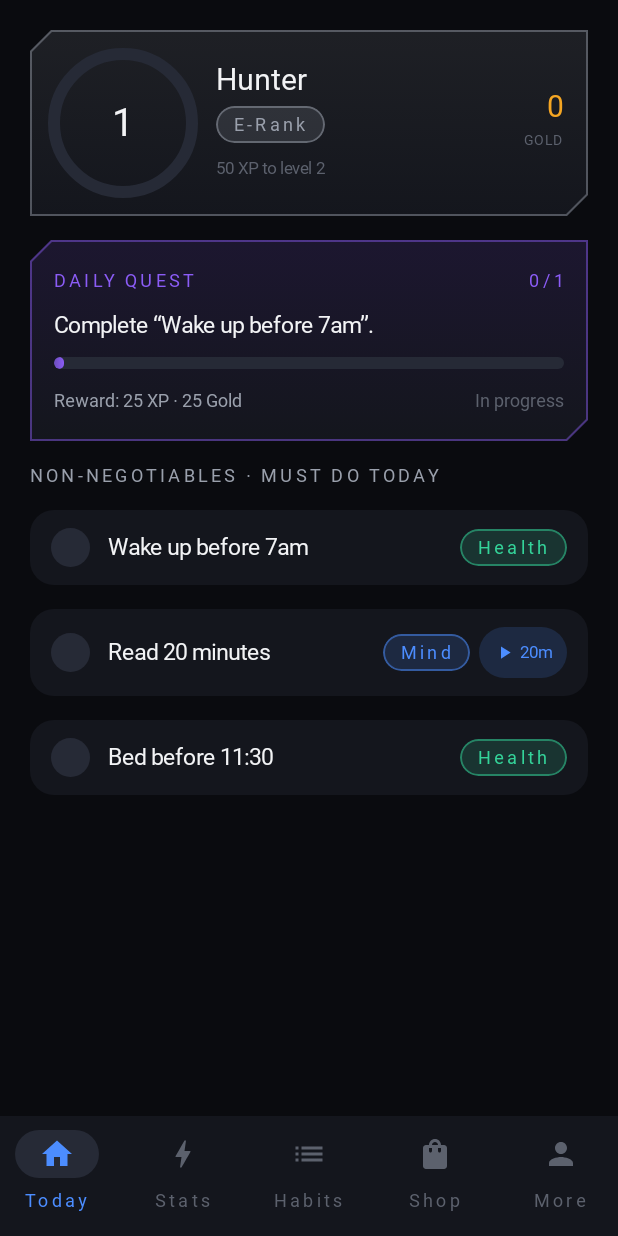
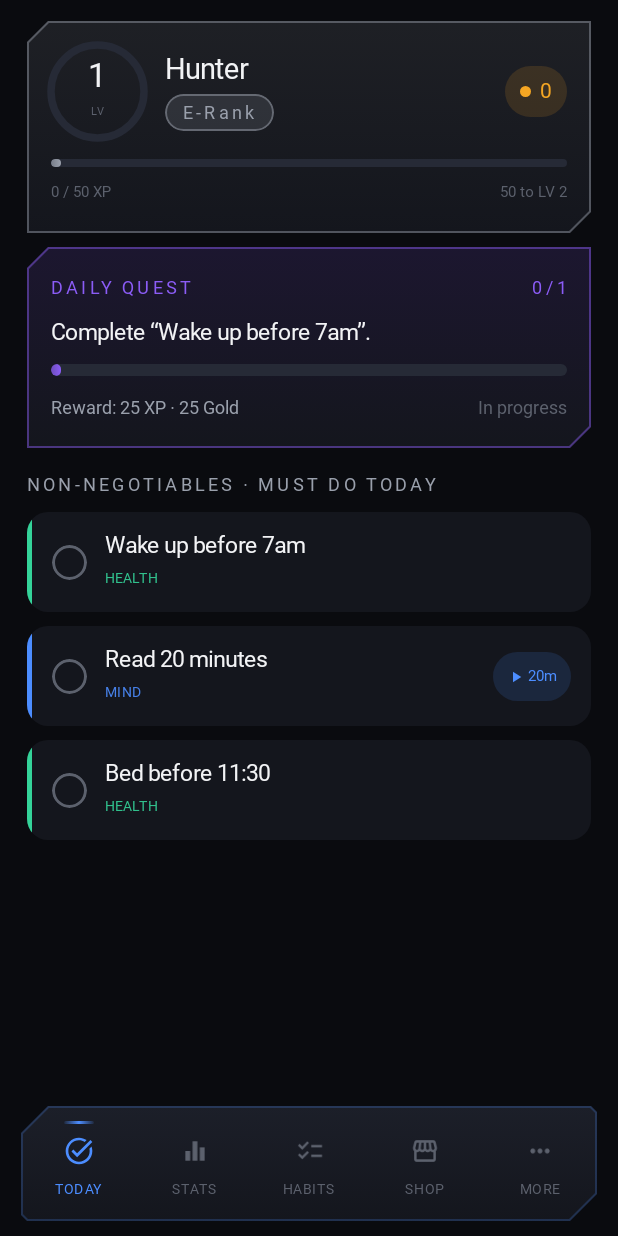
Before and after one commit to afix99/Solo-Leveling, an Android app built with Jetpack Compose: the TodayScreen screen opened through its navigation route, on a phone screen of 412 x 824 dp. Run offline under Robolectric (Android 15) with nearby library versions, the phone set to English and light mode, and no system bars; our stand-ins replace Room's generated code; Roboto replaces fonts that are not available here.

Commit message:
Fix status bar overlap and redesign the navigation dock
Three problems visible in a real screenshot:

1. The header drew underneath the system status bar. enableEdgeToEdge() was
   called but only bottom insets were ever applied. statusBarsPadding now sits
   at the app root so onboarding gets it too, and the focus timer handles both
   edges itself.

2. The bottom bar was a stock Material NavigationBar with Home/list/bag/person
   icons — indistinguishable from any other app. Replaced with SystemDock: a
   floating cut-corner panel matching the System window language, with a
   glowing marker above the active tab instead of a filled pill behind it, and
   no ripple (a rectangular ripple fought the angular panel). Icons swapped for
   less generic ones.

3. The list was noisy and sparse. The stat pills shouted louder than the habit
   names, so they became a 3dp edge stripe plus a small caps label under the
   name. Row padding, item spacing and the header ring all tightened — the ring
   was a 92dp mostly-empty donut at level 1, now 62dp with an LV label and the
   XP figures moved to a full-width bar underneath.

The dock also reserves its own space via a Column rather than overlaying in a
Scaffold, so list content can no longer end up hidden behind it.

```diff
--- a/app/build.gradle.kts
+++ b/app/build.gradle.kts
@@ -13,8 +13,8 @@ android {
         applicationId = "com.ascend.app"
         minSdk = 26
         targetSdk = 34
-        versionCode = 3
-        versionName = "3.0"
+        versionCode = 4
+        versionName = "3.1"
 
         testInstrumentationRunner = "androidx.test.runner.AndroidJUnitRunner"
         vectorDrawables.useSupportLibrary = true
--- a/app/src/main/java/com/ascend/app/focus/FocusSessionScreen.kt
+++ b/app/src/main/java/com/ascend/app/focus/FocusSessionScreen.kt
@@ -18,6 +18,8 @@ import androidx.compose.foundation.layout.Spacer
 import androidx.compose.foundation.layout.fillMaxSize
 import androidx.compose.foundation.layout.fillMaxWidth
 import androidx.compose.foundation.layout.height
+import androidx.compose.foundation.layout.navigationBarsPadding
+import androidx.compose.foundation.layout.statusBarsPadding
 import androidx.compose.foundation.layout.padding
 import androidx.compose.foundation.layout.size
 import androidx.compose.foundation.shape.CircleShape
@@ -112,6 +114,8 @@ fun FocusSessionScreen(
         modifier = Modifier
             .fillMaxSize()
             .background(AscendColors.Background)
+            .statusBarsPadding()
+            .navigationBarsPadding()
             .padding(24.dp),
         contentAlignment = Alignment.Center,
     ) {
--- a/app/src/main/java/com/ascend/app/ui/AscendApp.kt
+++ b/app/src/main/java/com/ascend/app/ui/AscendApp.kt
@@ -2,20 +2,15 @@ package com.ascend.app.ui
 
 import androidx.compose.foundation.background
 import androidx.compose.foundation.layout.Box
+import androidx.compose.foundation.layout.Column
 import androidx.compose.foundation.layout.fillMaxSize
-import androidx.compose.foundation.layout.padding
+import androidx.compose.foundation.layout.statusBarsPadding
 import androidx.compose.material.icons.Icons
-import androidx.compose.material.icons.filled.Bolt
-import androidx.compose.material.icons.filled.Home
-import androidx.compose.material.icons.filled.Insights
-import androidx.compose.material.icons.filled.List
-import androidx.compose.material.icons.filled.Person
-import androidx.compose.material.icons.filled.ShoppingBag
-import androidx.compose.material3.Icon
-import androidx.compose.material3.NavigationBar
-import androidx.compose.material3.NavigationBarItem
-import androidx.compose.material3.NavigationBarItemDefaults
-import androidx.compose.material3.Scaffold
+import androidx.compose.material.icons.filled.Checklist
+import androidx.compose.material.icons.filled.Equalizer
+import androidx.compose.material.icons.filled.MoreHoriz
+import androidx.compose.material.icons.filled.Storefront
+import androidx.compose.material.icons.filled.TaskAlt
 import androidx.compose.material3.Text
 import androidx.compose.runtime.Composable
 import androidx.compose.runtime.getValue
@@ -36,6 +31,8 @@ import androidx.navigation.compose.currentBackStackEntryAsState
 import androidx.navigation.compose.rememberNavController
 import com.ascend.app.data.repo.AscendRepository
 import com.ascend.app.domain.Leveling
+import com.ascend.app.ui.components.DockItem
+import com.ascend.app.ui.components.SystemDock
 import com.ascend.app.ui.screens.achievements.AchievementsScreen
 import com.ascend.app.ui.screens.habits.HabitsScreen
 import com.ascend.app.ui.screens.help.HowItWorksScreen
@@ -49,11 +46,11 @@ import com.ascend.app.ui.screens.weeklyreview.WeeklyReviewScreen
 import com.ascend.app.ui.theme.AscendColors
 
 private sealed class Dest(val route: String, val label: String, val icon: ImageVector) {
-    data object Today : Dest("today", "Today", Icons.Default.Home)
-    data object Stats : Dest("stats", "Stats", Icons.Default.Bolt)
-    data object Habits : Dest("habits", "Habits", Icons.Default.List)
-    data object Shop : Dest("shop", "Shop", Icons.Default.ShoppingBag)
-    data object Profile : Dest("profile", "More", Icons.Default.Person)
+    data object Today : Dest("today", "Today", Icons.Default.TaskAlt)
+    data object Stats : Dest("stats", "Stats", Icons.Default.Equalizer)
+    data object Habits : Dest("habits", "Habits", Icons.Default.Checklist)
+    data object Shop : Dest("shop", "Shop", Icons.Default.Storefront)
+    data object Profile : Dest("profile", "More", Icons.Default.MoreHoriz)
 }
 
 private val bottomTabs = listOf(Dest.Today, Dest.Stats, Dest.Habits, Dest.Shop, Dest.Profile)
@@ -71,7 +68,10 @@ fun AscendApp(repository: AscendRepository) {
     var onboardedThisSession by remember { mutableStateOf(false) }
 
     Box(
-        modifier = Modifier.fillMaxSize().background(AscendColors.Background),
+        modifier = Modifier
+            .fillMaxSize()
+            .background(AscendColors.Background)
+            .statusBarsPadding(),
         contentAlignment = Alignment.Center,
     ) {
         val profile = hunterProfile
@@ -94,44 +94,17 @@ fun AscendApp(repository: AscendRepository) {
 @Composable
 private fun MainScaffold(repository: AscendRepository) {
     val navController = rememberNavController()
+    val backStackEntry by navController.currentBackStackEntryAsState()
+    val currentDestination = backStackEntry?.destination
+    val selectedRoute = bottomTabs.firstOrNull { dest ->
+        currentDestination?.hierarchy?.any { it.route == dest.route } == true
+    }?.route
 
-    Scaffold(
-        containerColor = AscendColors.Background,
-        bottomBar = {
-            val backStackEntry by navController.currentBackStackEntryAsState()
-            val currentDestination = backStackEntry?.destination
-            NavigationBar(containerColor = AscendColors.Surface) {
-                bottomTabs.forEach { dest ->
-                    val selected = currentDestination?.hierarchy?.any { it.route == dest.route } == true
-                    NavigationBarItem(
-                        selected = selected,
-                        onClick = {
-                            navController.navigate(dest.route) {
-                                popUpTo(navController.graph.findStartDestination().id) { saveState = true }
-                                launchSingleTop = true
-                                restoreState = true
-                            }
-                        },
-                        icon = { Icon(dest.icon, contentDescription = dest.label) },
-                        label = { Text(dest.label) },
-                        colors = NavigationBarItemDefaults.colors(
-                            selectedIconColor = AscendColors.AccentBlue,
-                            selectedTextColor = AscendColors.AccentBlue,
-                            unselectedIconColor = AscendColors.TextTertiary,
-                            unselectedTextColor = AscendColors.TextTertiary,
-                            indicatorColor = AscendColors.SurfaceElevated2,
-                        ),
-                    )
-                }
-            }
-        },
-    ) { padding ->
-        Box(
-            modifier = Modifier
-                .fillMaxSize()
-                .background(AscendColors.Background)
-                .padding(bottom = padding.calculateBottomPadding()),
-        ) {
+    // Laid out as a Column rather than a Scaffold so the dock reserves its own
+    // space — content can never end up hidden underneath it. statusBarsPadding
+    // keeps the header clear of the clock and battery icons.
+    Column(modifier = Modifier.fillMaxSize().background(AscendColors.Background)) {
+        Box(modifier = Modifier.weight(1f).fillMaxSize()) {
             NavHost(navController = navController, startDestination = Dest.Today.route) {
                 composable(Dest.Today.route) {
                     TodayScreen(repository = repository, onOpenHabits = { navController.navigate(Dest.Habits.route) })
@@ -160,5 +133,17 @@ private fun MainScaffold(repository: AscendRepository) {
                 }
             }
         }
+
+        SystemDock(
+            items = bottomTabs.map { DockItem(route = it.route, label = it.label, icon = it.icon) },
+            selectedRoute = selectedRoute,
+            onSelect = { route ->
+                navController.navigate(route) {
+                    popUpTo(navController.graph.findStartDestination().id) { saveState = true }
+                    launchSingleTop = true
+                    restoreState = true
+                }
+            },
+        )
     }
 }
--- /dev/null
+++ b/app/src/main/java/com/ascend/app/ui/components/SystemDock.kt
@@ -0,0 +1,164 @@
+package com.ascend.app.ui.components
+
+import androidx.compose.animation.animateColorAsState
+import androidx.compose.animation.core.animateFloatAsState
+import androidx.compose.animation.core.tween
+import androidx.compose.foundation.background
+import androidx.compose.foundation.border
+import androidx.compose.foundation.interaction.MutableInteractionSource
+import androidx.compose.foundation.layout.Arrangement
+import androidx.compose.foundation.layout.Box
+import androidx.compose.foundation.layout.Column
+import androidx.compose.foundation.layout.Row
+import androidx.compose.foundation.layout.Spacer
+import androidx.compose.foundation.layout.fillMaxWidth
+import androidx.compose.foundation.layout.height
+import androidx.compose.foundation.layout.navigationBarsPadding
+import androidx.compose.foundation.layout.padding
+import androidx.compose.foundation.layout.size
+import androidx.compose.foundation.layout.width
+import androidx.compose.foundation.selection.selectable
+import androidx.compose.foundation.shape.CutCornerShape
+import androidx.compose.foundation.shape.RoundedCornerShape
+import androidx.compose.material3.Icon
+import androidx.compose.material3.Text
+import androidx.compose.runtime.Composable
+import androidx.compose.runtime.getValue
+import androidx.compose.runtime.remember
+import androidx.compose.ui.Alignment
+import androidx.compose.ui.Modifier
+import androidx.compose.ui.draw.alpha
+import androidx.compose.ui.draw.clip
+import androidx.compose.ui.draw.scale
+import androidx.compose.ui.graphics.Brush
+import androidx.compose.ui.graphics.vector.ImageVector
+import androidx.compose.ui.unit.dp
+import androidx.compose.ui.unit.sp
+import com.ascend.app.ui.theme.AscendColors
+
+data class DockItem(
+    val route: String,
+    val label: String,
+    val icon: ImageVector,
+)
+
+/**
+ * Replaces the stock Material navigation bar, which looked like every other
+ * app's. This is a floating cut-corner panel matching the System window
+ * language: angular corners, a hairline accent border, and a glowing marker
+ * that sits *above* the active item rather than a filled pill behind it.
+ */
+@Composable
+fun SystemDock(
+    items: List<DockItem>,
+    selectedRoute: String?,
+    onSelect: (String) -> Unit,
+    modifier: Modifier = Modifier,
+) {
+    val shape = CutCornerShape(topStart = 18.dp, topEnd = 4.dp, bottomEnd = 18.dp, bottomStart = 4.dp)
+
+    Box(
+        modifier = modifier
+            .fillMaxWidth()
+            .navigationBarsPadding()
+            .padding(horizontal = 14.dp, vertical = 10.dp),
+    ) {
+        Row(
+            modifier = Modifier
+                .fillMaxWidth()
+                .clip(shape)
+                .background(
+                    Brush.verticalGradient(
+                        listOf(
+                            AscendColors.SurfaceElevated,
+                            AscendColors.Surface,
+                        ),
+                    ),
+                )
+                .border(1.dp, AscendColors.AccentBlue.copy(alpha = 0.22f), shape)
+                .padding(vertical = 8.dp),
+            horizontalArrangement = Arrangement.SpaceEvenly,
+            verticalAlignment = Alignment.CenterVertically,
+        ) {
+            items.forEach { item ->
+                DockTab(
+                    item = item,
+                    selected = item.route == selectedRoute,
+                    onClick = { onSelect(item.route) },
+                    modifier = Modifier.weight(1f),
+                )
+            }
+        }
+    }
+}
+
+@Composable
+private fun DockTab(
+    item: DockItem,
+    selected: Boolean,
+    onClick: () -> Unit,
+    modifier: Modifier = Modifier,
+) {
+    val interaction = remember { MutableInteractionSource() }
+    val tint by animateColorAsState(
+        targetValue = if (selected) AscendColors.AccentBlue else AscendColors.TextTertiary,
+        animationSpec = tween(220),
+        label = "dock-tint",
+    )
+    val markerAlpha by animateFloatAsState(
+        targetValue = if (selected) 1f else 0f,
+        animationSpec = tween(220),
+        label = "dock-marker",
+    )
+    val iconScale by animateFloatAsState(
+        targetValue = if (selected) 1f else 0.9f,
+        animationSpec = tween(220),
+        label = "dock-scale",
+    )
+
+    Column(
+        modifier = modifier
+            .selectable(
+                selected = selected,
+                interactionSource = interaction,
+                // No ripple — the marker and tint carry the state, and a
+                // rectangular ripple would fight the angular panel.
+                indication = null,
+                onClick = onClick,
+            )
+            .padding(vertical = 2.dp),
+        horizontalAlignment = Alignment.CenterHorizontally,
+    ) {
+        // Glowing marker above the active tab.
+        Box(
+            modifier = Modifier
+                .alpha(markerAlpha)
+                .width(20.dp)
+                .height(2.dp)
+                .clip(RoundedCornerShape(50))
+                .background(
+                    Brush.horizontalGradient(
+                        listOf(
+                            AscendColors.AccentBlue.copy(alpha = 0.1f),
+                            AscendColors.AccentBlue,
+                            AscendColors.AccentBlue.copy(alpha = 0.1f),
+                        ),
+                    ),
+                ),
+        )
+        Spacer(Modifier.height(7.dp))
+        Icon(
+            imageVector = item.icon,
+            contentDescription = item.label,
+            tint = tint,
+            modifier = Modifier.size(21.dp).scale(iconScale),
+        )
+        Spacer(Modifier.height(4.dp))
+        Text(
+            text = item.label.uppercase(),
+            color = tint,
+            fontSize = 9.sp,
+            letterSpacing = 0.9.sp,
+        )
+    }
+}
--- a/app/src/main/java/com/ascend/app/ui/screens/today/TodayScreen.kt
+++ b/app/src/main/java/com/ascend/app/ui/screens/today/TodayScreen.kt
@@ -2,13 +2,16 @@ package com.ascend.app.ui.screens.today
 
 import androidx.compose.animation.AnimatedVisibility
 import androidx.compose.foundation.background
+import androidx.compose.foundation.border
 import androidx.compose.foundation.clickable
 import androidx.compose.foundation.layout.Arrangement
 import androidx.compose.foundation.layout.Box
 import androidx.compose.foundation.layout.Column
+import androidx.compose.foundation.layout.IntrinsicSize
 import androidx.compose.foundation.layout.PaddingValues
 import androidx.compose.foundation.layout.Row
 import androidx.compose.foundation.layout.Spacer
+import androidx.compose.foundation.layout.fillMaxHeight
 import androidx.compose.foundation.layout.fillMaxSize
 import androidx.compose.foundation.layout.fillMaxWidth
 import androidx.compose.foundation.layout.height
@@ -133,8 +136,10 @@ fun TodayScreen(repository: AscendRepository, onOpenHabits: () -> Unit) {
     Box(modifier = Modifier.fillMaxSize().background(AscendColors.Background)) {
         LazyColumn(
             modifier = Modifier.fillMaxSize(),
-            contentPadding = PaddingValues(20.dp),
-            verticalArrangement = Arrangement.spacedBy(16.dp),
+            contentPadding = PaddingValues(start = 18.dp, end = 18.dp, top = 14.dp, bottom = 28.dp),
+            // Tight enough that the whole list reads as one block rather than
+            // seven floating cards.
+            verticalArrangement = Arrangement.spacedBy(9.dp),
         ) {
             item {
                 HunterHeader(
@@ -180,7 +185,12 @@ fun TodayScreen(repository: AscendRepository, onOpenHabits: () -> Unit) {
             }
 
             if (nonNegotiables.isNotEmpty()) {
-                item { Eyebrow("Non-negotiables · must do today") }
+                item {
+                    Eyebrow(
+                        "Non-negotiables · must do today",
+                        modifier = Modifier.padding(top = 8.dp, bottom = 2.dp),
+                    )
+                }
             }
             items(nonNegotiables, key = { "nn-${it.id}" }) { habit ->
                 HabitRow(
@@ -197,7 +207,8 @@ fun TodayScreen(repository: AscendRepository, onOpenHabits: () -> Unit) {
                     Row(
                         modifier = Modifier
                             .fillMaxWidth()
-                            .clickable { otherExpanded = !otherExpanded },
+                            .clickable { otherExpanded = !otherExpanded }
+                            .padding(top = 8.dp, bottom = 2.dp),
                         horizontalArrangement = Arrangement.SpaceBetween,
                         verticalAlignment = Alignment.CenterVertically,
                     ) {
@@ -328,19 +339,32 @@ private fun HunterHeader(
         Row(verticalAlignment = Alignment.CenterVertically, modifier = Modifier.fillMaxWidth()) {
             CircularProgressRing(
                 progress = progress.fraction,
-                diameter = 92.dp,
-                strokeWidth = 8.dp,
+                diameter = 62.dp,
+                strokeWidth = 5.dp,
                 progressColor = rank.color(),
             ) {
-                Text("$hunterLevel", color = AscendColors.TextPrimary, fontWeight = FontWeight.ExtraBold, fontSize = 26.sp)
+                Column(horizontalAlignment = Alignment.CenterHorizontally) {
+                    Text(
+                        "$hunterLevel",
+                        color = AscendColors.TextPrimary,
+                        fontWeight = FontWeight.ExtraBold,
+                        fontSize = 22.sp,
+                    )
+                    Text(
+                        "LV",
+                        color = AscendColors.TextTertiary,
+                        fontSize = 7.sp,
+                        letterSpacing = 1.sp,
+                    )
                 }
-            Spacer(Modifier.width(16.dp))
+            }
+            Spacer(Modifier.width(14.dp))
             Column(modifier = Modifier.weight(1f)) {
                 titleText?.let {
-                    Text(it, color = AscendColors.Amber, fontSize = 11.sp, fontWeight = FontWeight.SemiBold)
+                    Text(it, color = AscendColors.Amber, fontSize = 10.sp, fontWeight = FontWeight.SemiBold)
                 }
-                Text(hunterName, color = AscendColors.TextPrimary, fontWeight = FontWeight.Bold, fontSize = 20.sp)
-                Spacer(Modifier.height(6.dp))
+                Text(hunterName, color = AscendColors.TextPrimary, fontWeight = FontWeight.Bold, fontSize = 19.sp)
+                Spacer(Modifier.height(5.dp))
                 Row(verticalAlignment = Alignment.CenterVertically) {
                     Pill(rank.displayName, rank.color())
                     if (hunterClass != HunterClass.NONE) {
@@ -348,18 +372,48 @@ private fun HunterHeader(
                         Pill(hunterClass.displayName, AscendColors.AccentViolet)
                     }
                 }
+            }
+            GoldChip(gold)
+        }
+
+        Spacer(Modifier.height(14.dp))
+        ProgressBar(progress = progress.fraction, fillColor = rank.color(), height = 5.dp)
         Spacer(Modifier.height(6.dp))
+        Row(
+            modifier = Modifier.fillMaxWidth(),
+            horizontalArrangement = Arrangement.SpaceBetween,
+        ) {
             Text(
-                    "${progress.xpSpanForLevel - progress.xpIntoLevel} XP to level ${hunterLevel + 1}",
+                "${progress.xpIntoLevel} / ${progress.xpSpanForLevel} XP",
                 color = AscendColors.TextTertiary,
-                    fontSize = 11.sp,
+                fontSize = 10.sp,
+            )
+            Text(
+                "${progress.xpSpanForLevel - progress.xpIntoLevel} to LV ${hunterLevel + 1}",
+                color = AscendColors.TextTertiary,
+                fontSize = 10.sp,
             )
         }
-            Column(horizontalAlignment = Alignment.End) {
-                Text("$gold", color = AscendColors.Amber, fontWeight = FontWeight.ExtraBold, fontSize = 20.sp)
-                Text("GOLD", color = AscendColors.TextTertiary, fontSize = 9.sp, letterSpacing = 1.sp)
     }
 }
+
+@Composable
+private fun GoldChip(gold: Int) {
+    Row(
+        modifier = Modifier
+            .clip(RoundedCornerShape(50))
+            .background(AscendColors.Amber.copy(alpha = 0.14f))
+            .padding(horizontal = 10.dp, vertical = 6.dp),
+        verticalAlignment = Alignment.CenterVertically,
+    ) {
+        Box(
+            modifier = Modifier
+                .size(7.dp)
+                .clip(CircleShape)
+                .background(AscendColors.Amber),
+        )
+        Spacer(Modifier.width(6.dp))
+        Text("$gold", color = AscendColors.Amber, fontWeight = FontWeight.Bold, fontSize = 14.sp)
     }
 }
 
@@ -478,23 +532,50 @@ private fun HabitRow(
     onFocus: () -> Unit,
 ) {
     val completed = log?.completed == true
+    val statColor = habit.stat.color()
+
     Row(
         modifier = Modifier
             .fillMaxWidth()
-            .clip(RoundedCornerShape(16.dp))
-            .background(AscendColors.Surface)
-            .padding(horizontal = 14.dp, vertical = 12.dp),
+            .height(IntrinsicSize.Min)
+            .clip(RoundedCornerShape(14.dp))
+            .background(AscendColors.Surface),
+        verticalAlignment = Alignment.CenterVertically,
+    ) {
+        // The stat reads as a quiet edge stripe instead of a shouty pill, so
+        // the habit name is the loudest thing in the row.
+        Box(
+            modifier = Modifier
+                .width(3.dp)
+                .fillMaxHeight()
+                .background(if (completed) statColor.copy(alpha = 0.3f) else statColor),
+        )
+
+        Row(
+            modifier = Modifier.weight(1f).padding(horizontal = 13.dp, vertical = 11.dp),
             verticalAlignment = Alignment.CenterVertically,
         ) {
             Box(
                 modifier = Modifier
-                .size(26.dp)
+                    .size(23.dp)
                     .clip(CircleShape)
-                .background(if (completed) accent else AscendColors.SurfaceElevated2)
+                    .background(if (completed) accent else Color.Transparent)
+                    .border(
+                        width = if (completed) 0.dp else 1.5.dp,
+                        color = if (completed) Color.Transparent else AscendColors.TextTertiary,
+                        shape = CircleShape,
+                    )
                     .clickable { onToggle(!completed) },
                 contentAlignment = Alignment.Center,
             ) {
-            if (completed) Icon(Icons.Default.Check, contentDescription = null, tint = Color.Black, modifier = Modifier.size(16.dp))
+                if (completed) {
+                    Icon(
+                        Icons.Default.Check,
+                        contentDescription = null,
+                        tint = AscendColors.Background,
+                        modifier = Modifier.size(14.dp),
+                    )
+                }
             }
             Spacer(Modifier.width(12.dp))
             Column(modifier = Modifier.weight(1f)) {
@@ -505,36 +586,49 @@ private fun HabitRow(
                     fontWeight = FontWeight.Medium,
                     textDecoration = if (completed) TextDecoration.LineThrough else null,
                 )
+                Row(verticalAlignment = Alignment.CenterVertically) {
+                    Text(
+                        habit.stat.plainName.uppercase(),
+                        color = statColor.copy(alpha = if (completed) 0.5f else 0.9f),
+                        fontSize = 9.sp,
+                        letterSpacing = 0.8.sp,
+                        fontWeight = FontWeight.SemiBold,
+                    )
                     if (log?.isPenaltyQuest == true) {
-                Text("Redemption · 1.5× XP", color = AscendColors.Amber, fontSize = 11.sp)
+                        Text(
+                            "  ·  REDEMPTION 1.5×",
+                            color = AscendColors.Amber,
+                            fontSize = 9.sp,
+                            letterSpacing = 0.8.sp,
+                            fontWeight = FontWeight.SemiBold,
+                        )
                     }
                 }
-        Pill(habit.stat.plainName, habit.stat.color())
+            }
             if (habit.isFocusEnabled) {
-            Spacer(Modifier.width(6.dp))
-            // Labelled rather than a bare icon — a lone ▶ gave no clue that a
-            // timer existed at all.
+                Spacer(Modifier.width(8.dp))
                 Row(
                     modifier = Modifier
                         .clip(RoundedCornerShape(50))
-                    .background(AscendColors.AccentBlue.copy(alpha = 0.16f))
+                        .background(AscendColors.AccentBlue.copy(alpha = 0.14f))
                         .clickable(onClick = onFocus)
-                    .padding(horizontal = 10.dp, vertical = 6.dp),
+                        .padding(horizontal = 9.dp, vertical = 5.dp),
                     verticalAlignment = Alignment.CenterVertically,
                 ) {
                     Icon(
                         Icons.Default.PlayArrow,
-                    contentDescription = null,
+                        contentDescription = "Start focus session",
                         tint = AscendColors.AccentBlue,
-                    modifier = Modifier.size(14.dp),
+                        modifier = Modifier.size(12.dp),
                     )
-                Spacer(Modifier.width(3.dp))
+                    Spacer(Modifier.width(2.dp))
                     Text(
                         "${habit.targetDurationMinutes ?: 20}m",
                         color = AscendColors.AccentBlue,
-                    fontSize = 11.sp,
+                        fontSize = 10.sp,
                         fontWeight = FontWeight.SemiBold,
                     )
+                }
             }
         }
     }
```
Also changed, not shown: 1 other file. Lines whose indentation alone changed are shown as unchanged.
